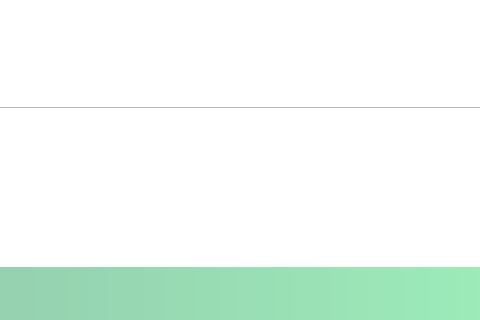
Qt form search.ui (Gamdara/ekms) before a commit; both pictures show x 345 to 825 and y 443 to 763 of the 1200 by 763 pixel window.
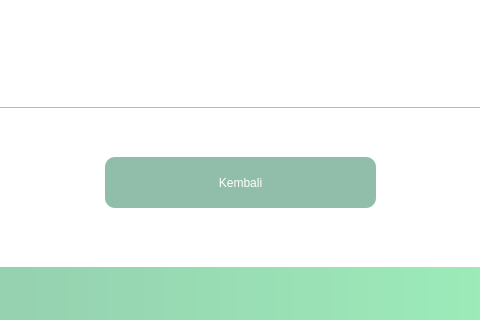
The same form after that commit.

Diff of the .ui file:
```diff
--- a/search.ui
+++ b/search.ui
@@ -86,6 +86,25 @@
      </rect>
     </property>
    </widget>
+   <widget class="QPushButton" name="bkembali">
+    <property name="geometry">
+     <rect>
+      <x>450</x>
+      <y>600</y>
+      <width>271</width>
+      <height>51</height>
+     </rect>
+    </property>
+    <property name="styleSheet">
+     <string notr="true">border-radius:10px;
+background-color: rgb(145, 190, 170);
+color: white;
+font: 14pt &quot;MS Shell Dlg 2&quot;;</string>
+    </property>
+    <property name="text">
+     <string>Kembali</string>
+    </property>
+   </widget>
   </widget>
   <widget class="QLineEdit" name="tsearch">
    <property name="geometry">
```
